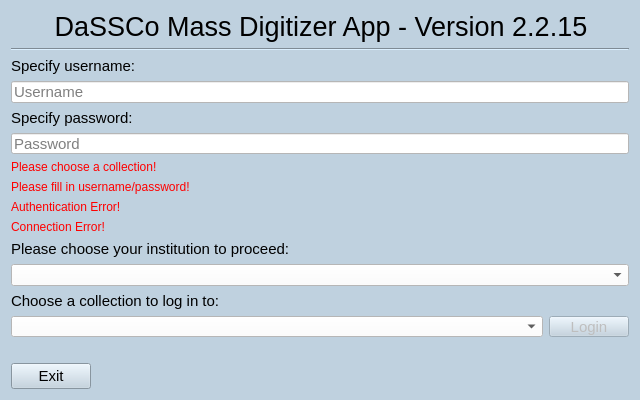
Above: MassDigitizer/ui/homescreen.ui from NHMDenmark/Mass-Digitizer before the change. Below: the same form after it.
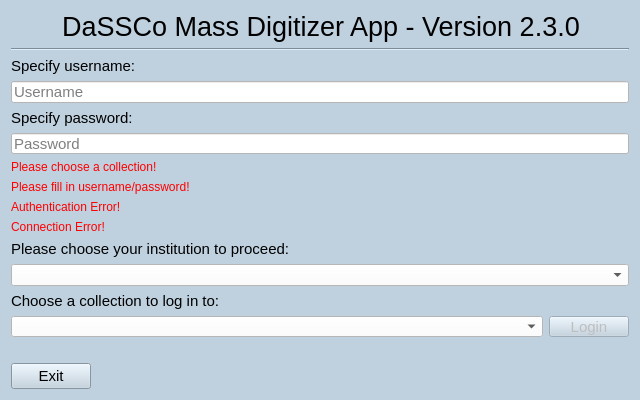
That is the form after the change.

What changed in the file:
```diff
--- a/MassDigitizer/ui/homescreen.ui
+++ b/MassDigitizer/ui/homescreen.ui
@@ -61,7 +61,7 @@
       </font>
      </property>
      <property name="text">
-      <string>DaSSCo Mass Digitizer App - Version 2.2.15</string>
+      <string>DaSSCo Mass Digitizer App - Version 2.3.0</string>
      </property>
      <property name="alignment">
       <set>Qt::AlignmentFlag::AlignCenter</set>
```
